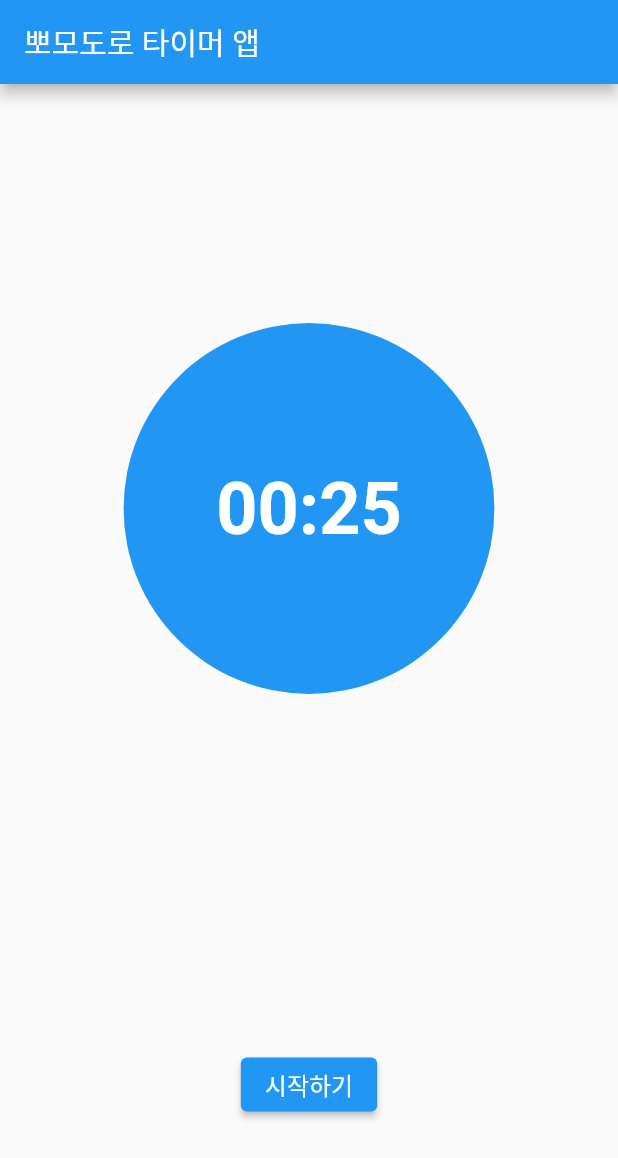
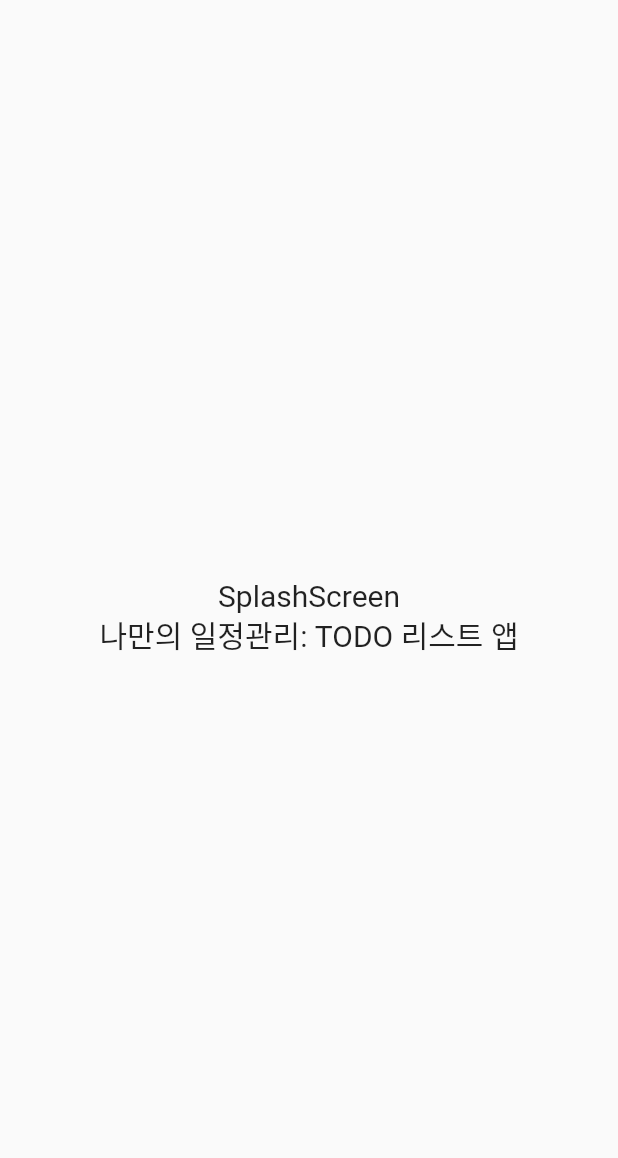
Before and after one commit to minjukimishere/flutter, a Flutter app: the first screen one second after launch, on a phone screen of 412 x 824 dp. Shown: the top 1158 px of the screen. Run offline on Flutter 3.47's test engine with Material 2 defaults, Android fonts, the light colour scheme and no system bars; our stand-ins replace shared_preferences, sprintf; key blocks and very long unbroken strings in the code were emptied for the run.

Commit message:
SharedPreferences로 자동 로그인 기능 구현하기

```diff
--- a/lib/main.dart
+++ b/lib/main.dart
@@ -1,5 +1,5 @@
 import 'package:flutter/material.dart';
-import 'package:flutter_basic_1/screens/timer_screen.dart';
+import 'package:flutter_basic_1/screens/splash_screen.dart';
 
 void main() {
   runApp(const MyApp());
@@ -12,8 +12,8 @@ class MyApp extends StatelessWidget {
   @override
   Widget build(BuildContext context) {
     return const MaterialApp(
-      title: 'Pomodoro Timer App',
-      home: TimerScreen(),
+      title: 'Todo List',
+      home: SplashScreen(),
     );
   }
 }
--- /dev/null
+++ b/lib/models/Todo.dart
@@ -0,0 +1,25 @@
+class Todo {
+  late int? id;
+  late String title;
+  late String description;
+
+  Todo({
+    this.id,
+    required this.title,
+    required this.description,
+  });
+
+  Map<String, dynamic> toMap() {
+    return {
+      'id': id,
+      'title': title,
+      'description': description,
+    };
+  }
+
+  Todo.fromMap(Map<dynamic, dynamic>? map) {
+    id = map?['id'];
+    title = map?['title'];
+    description = map?['description'];
+  }
+}
--- /dev/null
+++ b/lib/providers/todo_default.dart
@@ -0,0 +1,43 @@
+import 'package:flutter_basic_1/models/todo.dart';
+
+class TodoDefault {
+  List<Todo> dummyTodos = [
+    Todo(id: 1, title: '플러터 공부 시작하기', description: '뽕 뽑는 플러터를 읽어봅시다.'),
+    Todo(id: 2, title: '서점가기', description: '뽕 뽑는 플러터를 사러 갈 거에요.'),
+    Todo(id: 3, title: '공원에서 운동하기', description: '집 근처 공원에 가서 안전하게 운동합니다.'),
+    Todo(id: 4, title: '출근 준비하기', description: '내일이 월요일이라니..'),
+  ];
+
+  List<Todo> getTodos() {
+    return dummyTodos;
+  }
+
+  Todo getTodo(int id) {
+    return dummyTodos[id];
+  }
+
+  Todo addTodo(Todo todo) {
+    Todo newTodo = Todo(
+        id: dummyTodos.length + 1,
+        title: todo.title,
+        description: todo.description);
+    dummyTodos.add(newTodo);
+    return newTodo;
+  }
+
+  void deleteTodo(int id) {
+    for (int i = 0; i < dummyTodos.length; i++) {
+      if (dummyTodos[i].id == id) {
+        dummyTodos.removeAt(i);
+      }
+    }
+  }
+
+  void updateTodo(Todo todo) {
+    for (int i = 0; i < dummyTodos.length; i++) {
+      if (dummyTodos[i].id == todo.id) {
+        dummyTodos[i] = todo;
+      }
+    }
+  }
+}
--- /dev/null
+++ b/lib/screens/splash_screen.dart
@@ -0,0 +1,61 @@
+import 'dart:async';
+
+//import 'package:flutter/foundation.dart';
+import 'package:flutter/foundation.dart';
+import 'package:flutter/material.dart';
+import 'package:flutter_basic_1/screens/list2_screen.dart';
+import 'package:flutter_basic_1/screens/login_screen.dart';
+import 'package:shared_preferences/shared_preferences.dart';
+
+class SplashScreen extends StatefulWidget {
+  const SplashScreen({super.key});
+
+  @override
+  _SplashScreenState createState() => _SplashScreenState();
+}
+
+class _SplashScreenState extends State<SplashScreen> {
+  Future<bool> checkLogin() async {
+    SharedPreferences prefs = await SharedPreferences.getInstance();
+    bool isLogin = prefs.getBool('isLogin') ?? false;
+    if (kDebugMode) {
+      print("[*] isLogin$isLogin");
+    }
+    return isLogin;
+  }
+
+  void moveScreen() async {
+    await checkLogin().then((isLogin) {
+      if (isLogin) {
+        Navigator.of(context).pushReplacement(
+            MaterialPageRoute(builder: (context) => const ListScreen()));
+      } else {
+        Navigator.of(context).pushReplacement(
+            MaterialPageRoute(builder: (context) => const LoginScreen()));
+      }
+    });
+  }
+
+  @override
+  void initState() {
+    super.initState();
+    Timer(const Duration(seconds: 2), () {
+      moveScreen();
+    });
+  }
+
+  @override
+  Widget build(BuildContext context) {
+    return const Scaffold(
+      body: Center(
+        child: Column(
+          mainAxisAlignment: MainAxisAlignment.center,
+          children: [
+            Text('SplashScreen', style: TextStyle(fontSize: 20)),
+            Text('나만의 일정관리: TODO 리스트 앱', style: TextStyle(fontSize: 20)),
+          ],
+        ),
+      ),
+    );
+  }
+}
--- a/pubspec.yaml
+++ b/pubspec.yaml
@@ -31,7 +31,8 @@ dependencies:
   flutter:
     sdk: flutter
   sprintf: "^7.0.0"
-
+  shared_preferences: ^2.2.2
+  sqflite: ^2.3.0
 
   # The following adds the Cupertino Icons font to your application.
   # Use with the CupertinoIcons class for iOS style icons.
--- /dev/null
+++ b/투두리스트요구사항.txt
@@ -0,0 +1,25 @@
+데이터관련 실습 대표적인 예제인 할 일 목록
+
+1. 화면
+    1.Splash Screen(초기 진입 스플래시 화면)
+    2. Login Screen(로그인 화면)
+    3. ListScreen(홈 화면)
+    4. NewsScreen(뉴스 화면)
+
+2. 기능
+    1. 로그인->아이디와 비밀번호를 입력하면 검증 없이 로그인
+    2. 자동 로그인->앱을 다시 열었을 때 로그인 화면 스킵(SharedPreferences)
+    3. Todo 목록보기(sqlite/Firebase)
+    4. Todo 상세보기(sqlite/Firebase)
+    5. Todo 등록하기(sqlite/Firebase)
+    6. Todo 삭제하기(sqlite/Firebase)
+    7. Todo 수정보기(sqlite/Firebase)
+    8. 뉴스 가져와서 보여주기(API)
+
+-> 가짜 자동 로그인 기능 (SharedPreferences) 프론트엔드
+-> 뉴스 정보 API 연동방법
+-> Todo CRUD(create,read,update,delete)
+
+->list_screen.dart 를 list2_screen.dart 로 운용
+->SplashScreen: 앱 시작할 때 보여주는 화면->로고를 보여주는 동안 데이터 로드(이 화면에서 정보 가져오기)
+->providers 데이터 관련 기능 따로 빼서 작성한 화일
```
Also changed, not shown: lib/screens/list2_screen.dart (added, +213 -0 lines), lib/screens/login_screen.dart (added, +54 -0 lines), lib/models/News.dart (added), lib/screens/news_screen.dart (added), pubspec.lock, 1 other file.
